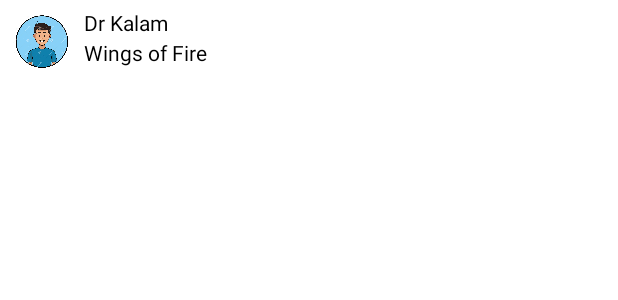
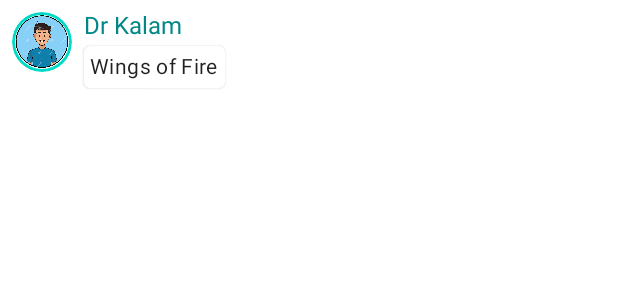
Before and after one commit to kunal-ch/ChatComposeApp, an Android app built with Jetpack Compose: the @Preview function PreviewMessageCard, on a phone screen of 412 x 824 dp. Shown: the top 300 px of the screen. Run offline under Robolectric (Android 15) with nearby library versions, the light colour scheme and no system bars.

Commit message:
- Material Design

```diff
--- a/app/src/main/java/com/kc/chatcomposeapp/MainActivity.kt
+++ b/app/src/main/java/com/kc/chatcomposeapp/MainActivity.kt
@@ -1,10 +1,12 @@
 package com.kc.chatcomposeapp
 
+import android.content.res.Configuration
 import android.os.Bundle
 import android.widget.Space
 import androidx.activity.ComponentActivity
 import androidx.activity.compose.setContent
 import androidx.compose.foundation.Image
+import androidx.compose.foundation.border
 import androidx.compose.foundation.layout.*
 import androidx.compose.foundation.shape.CircleShape
 import androidx.compose.material.MaterialTheme
@@ -22,7 +24,11 @@ class MainActivity : ComponentActivity() {
     override fun onCreate(savedInstanceState: Bundle?) {
         super.onCreate(savedInstanceState)
         setContent {
-            MessageCard(message = Message("Steve", "5 am rule"))
+            ChatComposeAppTheme {
+                Surface(modifier = Modifier.fillMaxSize()){
+                    MessageCard(message = Message("Steve", "5 am rule"))
+                }
+            }
         }
     }
 }
@@ -38,18 +44,38 @@ fun MessageCard(message: Message) {
             modifier = Modifier
                 .size(40.dp)
                 .clip(CircleShape)
+                .border(1.5.dp, MaterialTheme.colors.secondary, CircleShape)
         )
         Spacer(modifier = Modifier.size(8.dp))
         Column {
-            Text(text = message.author)
+            Text(
+                text = message.author,
+                color = MaterialTheme.colors.secondaryVariant
+            )
             Spacer(modifier = Modifier.size(4.dp))
-            Text(text = message.body)
+
+            Surface(shape = MaterialTheme.shapes.medium, elevation = 1.dp) {
+                Text(
+                    text = message.body,
+                    modifier = Modifier.padding(all = 4.dp),
+                    style = MaterialTheme.typography.body2
+                )
+            }
         }
     }
 }
 
-@Preview
+//@Preview(name="light mode")
+@Preview(
+    uiMode = Configuration.UI_MODE_NIGHT_YES,
+    showBackground = true,
+    name = "Dark Mode"
+)
 @Composable
 fun PreviewMessageCard() {
-    MessageCard(message = Message("Dr Kalam", "Wings of Fire"))
+    ChatComposeAppTheme {
+        Surface(modifier = Modifier.fillMaxSize()){
+            MessageCard(message = Message("Dr Kalam", "Wings of Fire"))
+        }
+    }
 }
```
